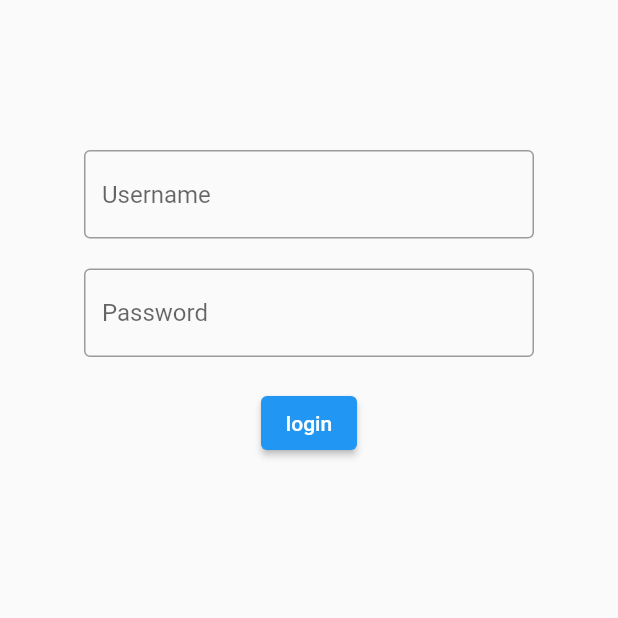
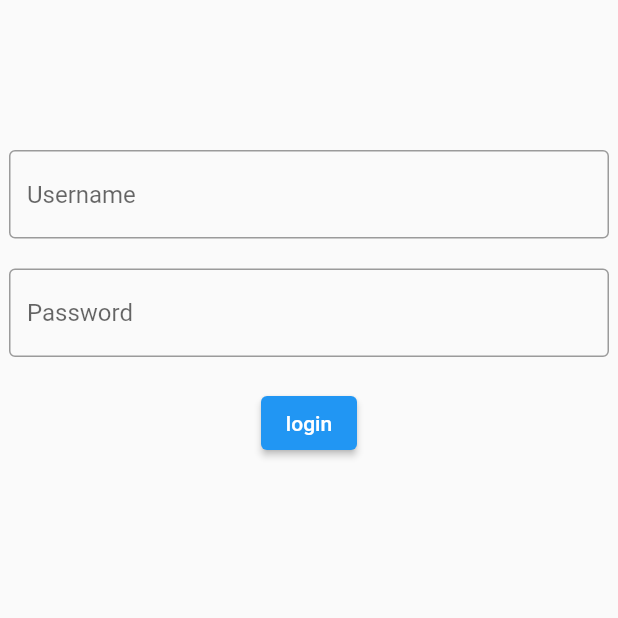
Before and after one commit to bulgaa1111/haha, a Flutter app: the screen it shows after launch, on a phone screen of 412 x 824 dp, the top half of it. Run offline on Flutter 3.47's test engine with Material 2 defaults, Android fonts, the phone set to English and light mode, and no system bars.

Commit message:
new width is 400

```diff
--- a/lib/main.dart
+++ b/lib/main.dart
@@ -24,7 +24,7 @@ class HomePage extends StatelessWidget {
       home: Scaffold(
         body: Center(
           child: Container(
-            width: 300,
+            width: 400,
             child: Column(
               children: [
                 const SizedBox(height: 100),
```
